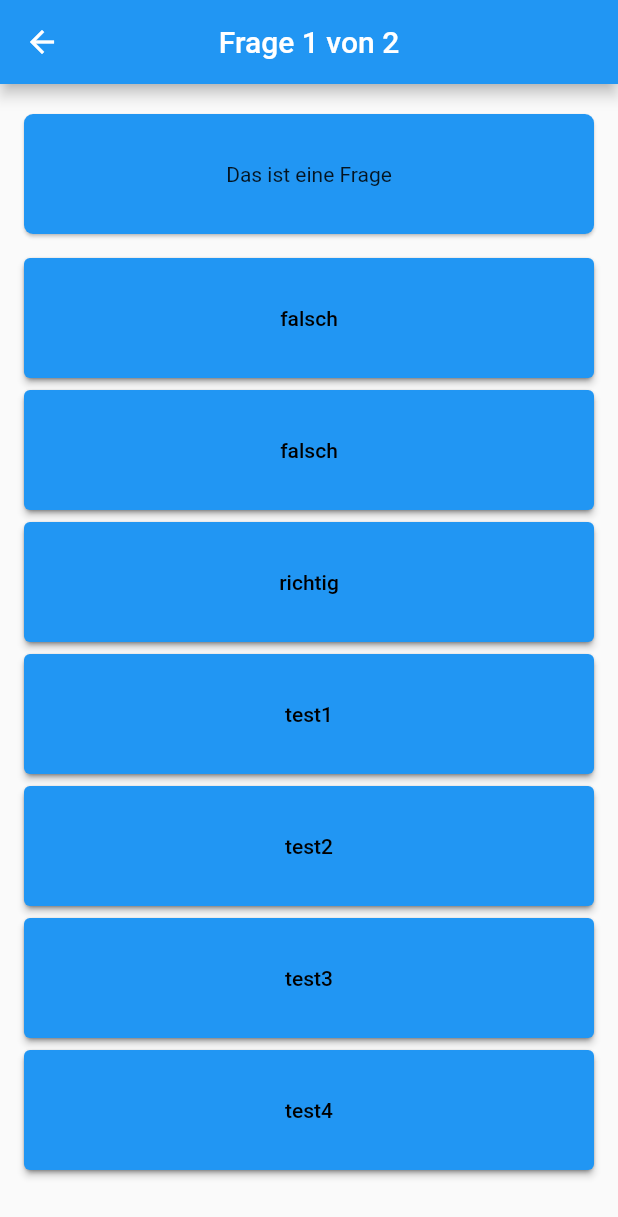
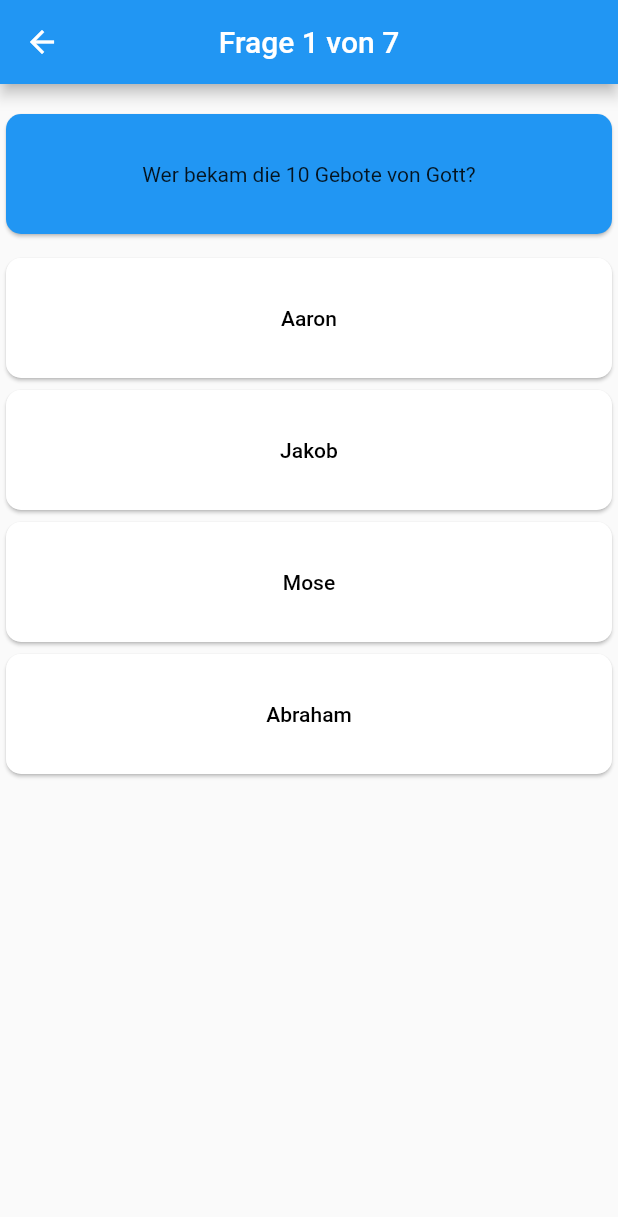
Before and after one commit to xxjonesriderxx/bible_quiz, a Flutter app: the screen it shows after launch, after a tap on "Quiz starten", on a phone screen of 412 x 824 dp. Shown: the top 1217 px of the screen. Run offline on Flutter 3.47's test engine with Material 2 defaults, Android fonts, the phone set to English and light mode, and no system bars; our stand-ins replace flutter_svg.

Commit message:
Quiz results are shown, questions are randomized

```diff
--- a/lib/model/Question.dart
+++ b/lib/model/Question.dart
@@ -1,6 +1,7 @@
+import 'dart:math';
+
 import 'package:flutter/cupertino.dart';
 
-//TODO add difficulty
 class Question {
   final List<Chapter> chapter;
   final String imagePath;
@@ -20,32 +21,95 @@ class Question {
       @required this.answers,
       @required this.solutionIndex,
       @required this.difficulty});
+
+  static List<Question> getRandomQuestions() {
+    return _shuffle(Question._allQuestions);
+  }
+
+  static List<Question> _shuffle(List<Question> list) {
+    List<Question> modifiableList = [];
+    modifiableList.addAll(list);
+    var random = new Random();
+
+    // Go through all elements.
+    for (var i = modifiableList.length - 1; i > 0; i--) {
+      // Pick a pseudorandom number according to the list length
+      var n = random.nextInt(i + 1);
+
+      var temp = modifiableList[i];
+      modifiableList[i] = modifiableList[n];
+      modifiableList[n] = temp;
+    }
+
+    return modifiableList;
+  }
+
+  static const List<Question> _allQuestions = [
+    Question(
+        chapter: const [Chapter.altesTestament],
+        question: "Wo verwirrte Gott die Sprache der Menschen?",
+        answers: const ["In Jericho", "In Babylon", "In Babel", "In Sinai"],
+        solutionIndex: 2,
+        difficulty: 1),
+    Question(
+        chapter: const [Chapter.altesTestament],
+        question: "Aus was erschuf Gott die Frau?",
+        answers: const ["Jochbein", "Ferse", "Schlüsselbein", "Rippe", "Staub"],
+        solutionIndex: 3,
+        difficulty: 1),
+    Question(
+        chapter: const [Chapter.neuesTestament],
+        question: "Auf welchem Baum saß Zachäus?",
+        answers: const [
+          "Maulbeer-Feigenbaum",
+          "Olivenbaum",
+          "Zedernbaum",
+          "Johannisbrotbaum"
+        ],
+        solutionIndex: 0,
+        difficulty: 7),
+    Question(
+        chapter: const [Chapter.neuesTestament],
+        question:
+            "Von welchem dieser Personen wird berichtet, dass er auf dem Wasser ging?",
+        answers: const ["Petrus", "Johannes", "Lukas", "Matthäus"],
+        solutionIndex: 0,
+        difficulty: 1),
+    Question(
+        chapter: const [Chapter.altesTestament],
+        question: "Wer bekam die 10 Gebote von Gott?",
+        answers: const ["Aaron", "Jakob", "Mose", "Abraham"],
+        solutionIndex: 2,
+        difficulty: 2),
+    Question(
+        chapter: const [Chapter.altesTestament],
+        question: "Wer schrieb die 10 Gebote?",
+        answers: const [
+          "Es waren 12 Gebote.",
+          "Ein Steinmetz von Mose",
+          "Mose selber",
+          "Gott"
+        ],
+        solutionIndex: 3,
+        difficulty: 3),
+    Question(
+        chapter: const [Chapter.neuesTestament],
+        question: "Wer war kein Jünger von Jesus?",
+        answers: const ["Matthäus", "Johannes", "Lukas", "Philippus"],
+        solutionIndex: 2,
+        difficulty: 4),
+    /*Question(
+      chapter: const [Chapter.neuesTestament],
+      question: "Seit wann heißt Saulus Paulus?",
+      answers: const["Schon immer", "Seit er erblindet ist",],
+      solutionIndex: solutionIndex,
+      difficulty: 15),
+
+   */
+  ];
 }
 
-enum Chapter{
+enum Chapter {
   neuesTestament,
   altesTestament,
 }
-
-const List<Question> allQuestions = [
-  Question(
-      chapter: const [Chapter.neuesTestament],
-      question: "Das ist eine Frage",
-      answers: const [
-        "falsch",
-        "falsch",
-        "richtig",
-        "test1",
-        "test2",
-        "test3",
-        "test4"
-      ],
-      solutionIndex: 2,
-      difficulty: 1),
-  Question(
-      chapter: const [Chapter.neuesTestament],
-      question: "Das ist eine weitere Frage",
-      answers: const ["falsch", "richtig", "falsch"],
-      solutionIndex: 1,
-      difficulty: 3),
-];
--- /dev/null
+++ b/lib/ui/CustomCard.dart
@@ -0,0 +1,55 @@
+import 'package:flutter/material.dart';
+
+class CustomCard extends StatelessWidget {
+  final VoidCallback callback;
+  final Color backgroundColor;
+  final bool tapAble;
+  final String text;
+  final double height;
+
+  const CustomCard(
+      {Key key,
+      this.callback,
+      this.backgroundColor,
+      this.tapAble,
+      this.text,
+      this.height})
+      : super(key: key);
+
+  @override
+  Widget build(BuildContext context) {
+    return Card(
+      clipBehavior: Clip.antiAlias,
+      color: backgroundColor,
+      shape: RoundedRectangleBorder(
+        borderRadius: BorderRadius.circular(10.0),
+      ),
+      child: !tapAble
+          ? Container(
+              //question container
+              alignment: Alignment.center,
+              height: height,
+              padding: EdgeInsets.all(16),
+              child: Text(
+                text,
+                style: TextStyle(fontSize: 14),
+              ),
+            )
+          : ElevatedButton(
+              //answer button
+              style: ElevatedButton.styleFrom(
+                primary: backgroundColor, // background
+                onPrimary: Colors.black, // foreground
+              ),
+              child: Container(
+                color: backgroundColor,
+                alignment: Alignment.center,
+                height: height,
+                padding: EdgeInsets.all(16),
+                child: Text(text),
+              ),
+              onPressed: callback,
+            ),
+    );
+  }
+}
--- a/lib/ui/Quiz.dart
+++ b/lib/ui/Quiz.dart
@@ -1,14 +1,13 @@
 import 'package:bible_quiz/model/Question.dart';
+import 'package:bible_quiz/ui/CustomCard.dart';
+import 'package:bible_quiz/ui/Result.dart';
 import 'package:flutter/material.dart';
 
-class Quiz extends StatefulWidget{
-  static int currentQuestion;
+class Quiz extends StatefulWidget {
   final int numberOfQuestions;
   final Chapter chapter;
 
-  Quiz({Key key, this.numberOfQuestions, this.chapter}) : super(key: key) {
-    currentQuestion = 0;
-  }
+  const Quiz({Key key, this.numberOfQuestions, this.chapter}) : super(key: key);
 
   @override
   State<StatefulWidget> createState() {
@@ -21,24 +20,28 @@ class _State extends State<Quiz>{
   final int numberOfQuestions;
   final Chapter chapter;
   int numberOfCards;
+  int _correctAnswered = 0;
   static const double _paddingBetweenQuestionAndAnswer = 8;
   static const double _paddingLeftRight = 32;
   static const double _heightOfCard = 80;
   bool _answered = false;
   int _chosen;
+  int _currentQuestion = 0;
+
   List<Color> colorsOfButtons = [];
-  Color defaultColor = Colors.blue;
-  Color correctColor = Colors.green;
+  Color defaultColor = Colors.white;
+  Color correctColor = Colors.lightGreen;
   Color wrongColor = Colors.red;
-  Color solutionColor = Colors.green;
+  Color solutionColor = Colors.lightGreen;
 
   _State({this.numberOfQuestions, this.chapter});
 
   @override
   void initState() {
+    List<Question> randomizedQuestions = Question.getRandomQuestions();
     if (questions.isEmpty) {
       if (chapter != null) {
-        allQuestions.forEach((question) {
+        randomizedQuestions.forEach((question) {
           if (question.chapter.contains(chapter)) {
             if (numberOfQuestions != null) {
               if (questions.length < numberOfQuestions) {
@@ -50,7 +53,7 @@ class _State extends State<Quiz>{
           }
         });
       } else if (numberOfQuestions != null) {
-        allQuestions.forEach((question) {
+        randomizedQuestions.forEach((question) {
           if (question.chapter.contains(chapter)) {
             if (questions.length < numberOfQuestions) {
               questions.add(question);
@@ -58,16 +61,16 @@ class _State extends State<Quiz>{
           }
         });
       } else {
-        questions.addAll(allQuestions);
+        questions.addAll(randomizedQuestions);
       }
     }
     initColors();
-    numberOfCards = 1 + questions[Quiz.currentQuestion].answers.length;
+    numberOfCards = 1 + questions[_currentQuestion].answers.length;
   }
 
   void initColors() {
     colorsOfButtons = [];
-    for (int i = 0; i < questions[Quiz.currentQuestion].answers.length; i++) {
+    for (int i = 0; i < questions[_currentQuestion].answers.length; i++) {
       colorsOfButtons.add(defaultColor);
     }
   }
@@ -78,7 +81,7 @@ class _State extends State<Quiz>{
       appBar: AppBar(
         centerTitle: true,
         title: Text(
-            "Frage ${Quiz.currentQuestion + 1} von ${numberOfQuestions != null ? numberOfQuestions : allQuestions.length}"),
+            "Frage ${_currentQuestion + 1} von ${numberOfQuestions != null ? numberOfQuestions : questions.length}"),
       ),
       body: Container(
         padding: EdgeInsets.only(top: 16),
@@ -104,8 +107,8 @@ class _State extends State<Quiz>{
               child: Icon(Icons.arrow_forward_ios),
               onPressed: () {
                 setState(() {
-                  if (Quiz.currentQuestion < questions.length - 1) {
-                    Quiz.currentQuestion++;
+                  if (_currentQuestion < questions.length - 1) {
+                    _currentQuestion++;
                     initState();
                     setState(() {
                       _chosen = null;
@@ -113,6 +116,14 @@ class _State extends State<Quiz>{
                     });
                   } else {
                     //show result
+                    Navigator.pushReplacement(
+                      context,
+                      MaterialPageRoute(
+                          builder: (context) => Result(
+                                correctAnswered: _correctAnswered,
+                                totalQuestions: questions.length,
+                              )),
+                    );
                   }
                 });
               },
@@ -122,15 +133,40 @@ class _State extends State<Quiz>{
   }
 
   Widget _getQuestion(){
-    return _getCard(questions[Quiz.currentQuestion].question, Theme.of(context).primaryColor, true);
+    return CustomCard(
+      callback: null,
+      backgroundColor: Theme.of(context).primaryColor,
+      tapAble: false,
+      text: questions[_currentQuestion].question,
+      height: _heightOfCard,
+    );
   }
 
   Widget _getAnswers() {
     List<Widget> allAnswers = [];
-    for (int i = 0; i < questions[Quiz.currentQuestion].answers.length; i++) {
-      allAnswers.add(_getCard(
-          questions[Quiz.currentQuestion].answers[i], Colors.blueGrey, false,
-          indexOfQuestion: i));
+    for (int i = 0; i < questions[_currentQuestion].answers.length; i++) {
+      allAnswers.add(CustomCard(
+        callback: () {
+          setState(() {
+            if (!_answered) {
+              if (questions[_currentQuestion].solutionIndex == i) {
+                colorsOfButtons[i] = correctColor;
+                _correctAnswered++;
+              } else {
+                colorsOfButtons[i] = wrongColor;
+                colorsOfButtons[questions[_currentQuestion].solutionIndex] =
+                    solutionColor;
+              }
+              _chosen = i;
+              _answered = true;
+            }
+          });
+        },
+        backgroundColor: colorsOfButtons[i],
+        tapAble: true,
+        text: questions[_currentQuestion].answers[i],
+        height: _heightOfCard,
+      ));
     }
     return SingleChildScrollView(
       child: Column(
@@ -139,54 +175,4 @@ class _State extends State<Quiz>{
     );
   }
 
-  Card _getCard(String text, Color color, bool question,
-      {int indexOfQuestion}) {
-    debugPrint("number of cards: " + numberOfCards.toString());
-    return Card(
-      color: color,
-      shape: RoundedRectangleBorder(
-        borderRadius: BorderRadius.circular(6.0),
-      ),
-      child: question
-          ? Container(
-              //question container
-              alignment: Alignment.center,
-              width: MediaQuery.of(context).size.width - _paddingLeftRight,
-              height: _heightOfCard,
-              padding: EdgeInsets.all(16),
-              child: Text(text),
-            ):ElevatedButton(
-              //answer button
-              style: ElevatedButton.styleFrom(
-                primary: colorsOfButtons[indexOfQuestion], // background
-                onPrimary: Colors.black, // foreground
-              ),
-              child: Container(
-                color: colorsOfButtons[indexOfQuestion],
-                alignment: Alignment.center,
-                width:
-                    MediaQuery.of(context).size.width - _paddingLeftRight * 2,
-                height: _heightOfCard,
-                padding: EdgeInsets.all(16),
-                child: Text(text),
-              ),
-              onPressed: () {
-                setState(() {
-                  if (!_answered) {
-                    if (questions[Quiz.currentQuestion].solutionIndex ==
-                        indexOfQuestion) {
-                      colorsOfButtons[indexOfQuestion] = correctColor;
-                    } else {
-                      colorsOfButtons[indexOfQuestion] = wrongColor;
-                      colorsOfButtons[questions[Quiz.currentQuestion]
-                          .solutionIndex] = solutionColor;
-                    }
-                    _chosen = indexOfQuestion;
-                    _answered = true;
-                  }
-                });
-              },
-            ),
-    );
-  }
 }
--- a/lib/ui/StartPage.dart
+++ b/lib/ui/StartPage.dart
@@ -1,3 +1,4 @@
+import 'package:bible_quiz/ui/CustomCard.dart';
 import 'package:bible_quiz/ui/Quiz.dart';
 import 'package:flutter/material.dart';
 
@@ -19,17 +20,17 @@ class _State extends State<StartPage>{
         title: Text("Bibelquiz"),
       ),
       body: Center(
-        child: ElevatedButton(
-          child: Text("Quiz starten"),
-          onPressed: (){
-            Navigator.push(
-              context,
-              MaterialPageRoute(builder: (context) => Quiz()),
-            );
-          },
-        ),
-      ),
+          child: CustomCard(
+        tapAble: true,
+        callback: () {
+          Navigator.push(
+            context,
+            MaterialPageRoute(builder: (context) => Quiz()),
+          );
+        },
+        text: "Quiz starten",
+        height: 80,
+      )),
     );
   }
-
 }
--- a/pubspec.yaml
+++ b/pubspec.yaml
@@ -23,6 +23,7 @@ environment:
 dependencies:
   flutter:
     sdk: flutter
+  flutter_svg: ^0.19.3
 
 
   # The following adds the Cupertino Icons font to your application.
@@ -45,7 +46,8 @@ flutter:
   uses-material-design: true
 
   # To add assets to your application, add an assets section, like this:
-  # assets:
+  assets:
+    - lib/assets/
   #   - images/a_dot_burr.jpeg
   #   - images/a_dot_ham.jpeg
 
```
Also changed, not shown: lib/ui/Result.dart (added, +70 -0 lines), lib/assets/trophy.svg (added).
